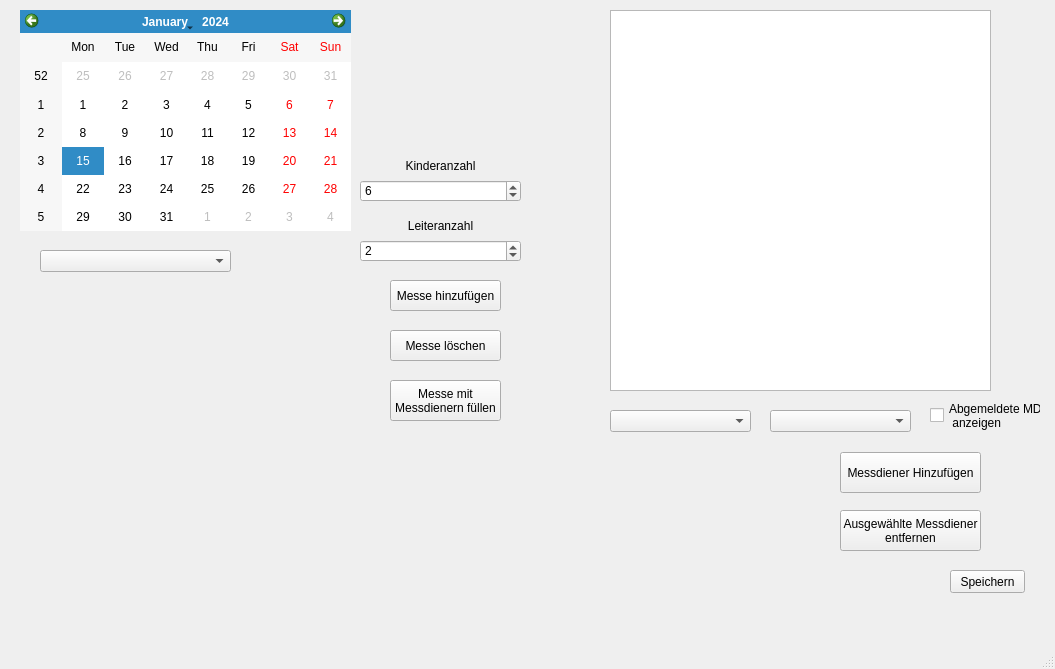
This is Assignment_Window.ui in JonasHendrikWeiss/MD_Plan as Qt 5 draws it before an edit. The edited form follows.
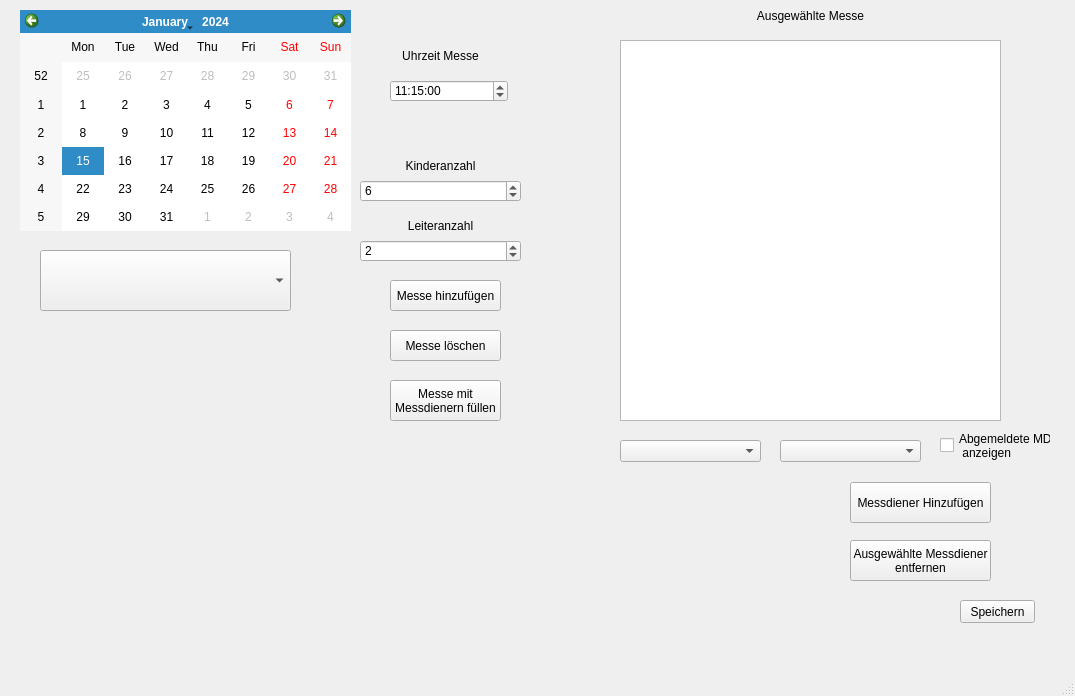
This is the edited form.

Commit message: update the Assignment_Window.ui and add the functionality of adding new ChurchService objects through the UI. The ChurchService.description was reworked in order to better display the attributes of the object. Removing a ChurchService Object is also possible.

Patch:
```diff
--- a/Assignment_Window.ui
+++ b/Assignment_Window.ui
@@ -6,8 +6,8 @@
    <rect>
     <x>0</x>
     <y>0</y>
-    <width>1055</width>
-    <height>669</height>
+    <width>1075</width>
+    <height>696</height>
    </rect>
   </property>
   <property name="cursor">
@@ -35,8 +35,8 @@
      <rect>
       <x>40</x>
       <y>250</y>
-      <width>191</width>
-      <height>22</height>
+      <width>251</width>
+      <height>61</height>
      </rect>
     </property>
     <property name="insertPolicy">
@@ -46,8 +46,8 @@
    <widget class="QComboBox" name="comboBox_Churchservers">
     <property name="geometry">
      <rect>
-      <x>770</x>
-      <y>410</y>
+      <x>780</x>
+      <y>440</y>
       <width>141</width>
       <height>22</height>
      </rect>
@@ -107,8 +107,8 @@
    <widget class="QListWidget" name="listWidget">
     <property name="geometry">
      <rect>
-      <x>610</x>
-      <y>10</y>
+      <x>620</x>
+      <y>40</y>
       <width>381</width>
       <height>381</height>
      </rect>
@@ -163,8 +163,8 @@
    <widget class="QPushButton" name="pushButton_add_cserver">
     <property name="geometry">
      <rect>
-      <x>840</x>
-      <y>452</y>
+      <x>850</x>
+      <y>482</y>
       <width>141</width>
       <height>41</height>
      </rect>
@@ -176,8 +176,8 @@
    <widget class="QPushButton" name="pushButton_save">
     <property name="geometry">
      <rect>
-      <x>950</x>
-      <y>570</y>
+      <x>960</x>
+      <y>600</y>
       <width>75</width>
       <height>23</height>
      </rect>
@@ -189,8 +189,8 @@
    <widget class="QComboBox" name="comboBox_Grades">
     <property name="geometry">
      <rect>
-      <x>610</x>
-      <y>410</y>
+      <x>620</x>
+      <y>440</y>
       <width>141</width>
       <height>22</height>
      </rect>
@@ -215,8 +215,8 @@
    <widget class="QPushButton" name="pushButton_remove_cservers">
     <property name="geometry">
      <rect>
-      <x>840</x>
-      <y>510</y>
+      <x>850</x>
+      <y>540</y>
       <width>141</width>
       <height>41</height>
      </rect>
@@ -229,8 +229,8 @@
    <widget class="QCheckBox" name="checkBox_show_all_servers">
     <property name="geometry">
      <rect>
-      <x>930</x>
-      <y>400</y>
+      <x>940</x>
+      <y>430</y>
       <width>111</width>
       <height>31</height>
      </rect>
@@ -240,6 +240,67 @@
  anzeigen</string>
     </property>
    </widget>
+   <widget class="QLabel" name="label_3">
+    <property name="geometry">
+     <rect>
+      <x>360</x>
+      <y>40</y>
+      <width>161</width>
+      <height>31</height>
+     </rect>
+    </property>
+    <property name="text">
+     <string>Uhrzeit Messe</string>
+    </property>
+    <property name="alignment">
+     <set>Qt::AlignCenter</set>
+    </property>
+   </widget>
+   <widget class="QTimeEdit" name="timeEdit">
+    <property name="geometry">
+     <rect>
+      <x>390</x>
+      <y>80</y>
+      <width>118</width>
+      <height>22</height>
+     </rect>
+    </property>
+    <property name="buttonSymbols">
+     <enum>QAbstractSpinBox::UpDownArrows</enum>
+    </property>
+    <property name="accelerated">
+     <bool>false</bool>
+    </property>
+    <property name="correctionMode">
+     <enum>QAbstractSpinBox::CorrectToPreviousValue</enum>
+    </property>
+    <property name="showGroupSeparator" stdset="0">
+     <bool>false</bool>
+    </property>
+    <property name="time">
+     <time>
+      <hour>11</hour>
+      <minute>15</minute>
+      <second>0</second>
+     </time>
+    </property>
+   </widget>
+   <widget class="QLabel" name="lable_selected_Service">
+    <property name="geometry">
+     <rect>
+      <x>620</x>
+      <y>0</y>
+      <width>381</width>
+      <height>31</height>
+     </rect>
+    </property>
+    <property name="text">
+     <string>Ausgewählte Messe</string>
+    </property>
+    <property name="alignment">
+     <set>Qt::AlignCenter</set>
+    </property>
+   </widget>
   </widget>
   <widget class="QMenuBar" name="menubar">
    <property name="geometry">
```
Left out of the diff: 2 changed lines with no effect on the pictures. The commit also changes 4 other files.
